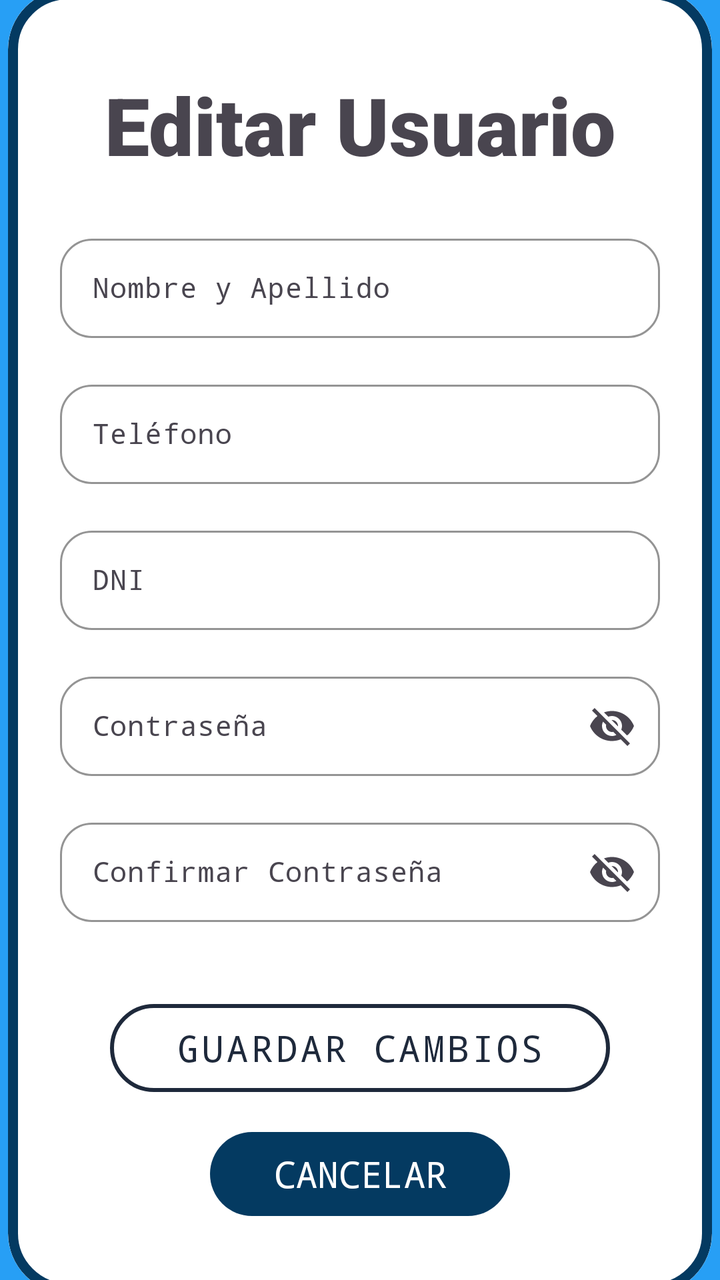
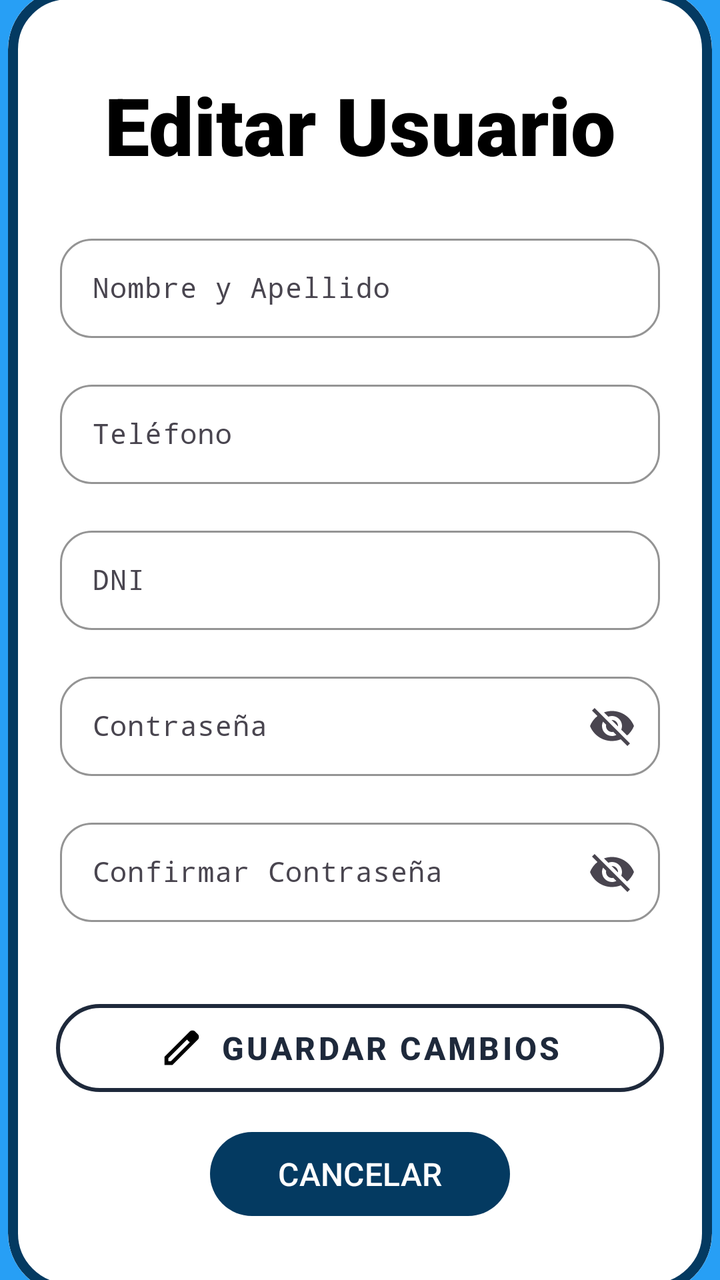

Compare the two renders of this Android layout. The source of the first and the diff that turns it into the second are given below.
<!-- AndroidManifest.xml: application theme Theme.ParkPay -->
<!-- res/layout/activity_editar_usuario.xml -->
<?xml version="1.0" encoding="utf-8"?>
<androidx.constraintlayout.widget.ConstraintLayout xmlns:android="http://schemas.android.com/apk/res/android"
    xmlns:app="http://schemas.android.com/apk/res-auto"
    xmlns:tools="http://schemas.android.com/tools"
    android:id="@+id/main"
    android:layout_width="match_parent"
    android:layout_height="match_parent"
    tools:context=".Editar_Usuario"
    android:background="#279FF5">

    <com.google.android.material.card.MaterialCardView
        style="@style/Widget.Material3.CardView.Outlined"
        android:layout_width="352dp"

        android:layout_height="652dp"
        app:cardBackgroundColor="@android:color/transparent"
        app:cardCornerRadius="30dp"
        app:layout_constraintBottom_toBottomOf="parent"
        app:layout_constraintEnd_toEndOf="parent"
        app:layout_constraintHorizontal_bias="0.491"
        app:layout_constraintStart_toStartOf="parent"
        app:layout_constraintTop_toTopOf="parent"
        app:layout_constraintVertical_bias="0.493"
        app:strokeColor="#043A61"
        app:strokeWidth="5dp">

        <androidx.constraintlayout.widget.ConstraintLayout
            android:layout_width="match_parent"
            android:layout_height="match_parent"
            android:background="@color/white"
            android:padding="16dp">

            <TextView
                android:id="@+id/textView"
                android:layout_width="wrap_content"
                android:layout_height="wrap_content"
                android:layout_marginTop="25dp"
                android:fontFamily="sans-serif-black"
                android:text="@string/user_update"
                android:textSize="40sp"
                app:layout_constraintEnd_toEndOf="parent"
                app:layout_constraintHorizontal_bias="0.502"
                app:layout_constraintStart_toStartOf="parent"
                app:layout_constraintTop_toTopOf="parent" />

            <com.google.android.material.textfield.TextInputLayout
                android:id="@+id/til_name"
                android:layout_width="300dp"
                android:layout_height="55dp"
                android:hint="@string/register_name"
                app:boxBackgroundMode="outline"
                app:boxCornerRadiusBottomEnd="16dp"
                app:boxCornerRadiusBottomStart="16dp"
                app:boxCornerRadiusTopEnd="16dp"
                app:boxCornerRadiusTopStart="16dp"
                app:boxStrokeColor="#1E293B"
                app:hintTextColor="#64748B"
                app:layout_constraintEnd_toEndOf="parent"
                app:layout_constraintStart_toStartOf="parent"
                app:layout_constraintTop_toBottomOf="@+id/textView"
                android:layout_marginTop="25dp">

                <com.google.android.material.textfield.TextInputEditText
                    android:id="@+id/id_text_update_name"
                    android:layout_width="match_parent"
                    android:layout_height="wrap_content"
                    android:fontFamily="monospace"
                    android:inputType="text"
                    android:textColor="#0F172A"
                    android:textColorHint="#64748B"
                    android:textSize="14sp" />
            </com.google.android.material.textfield.TextInputLayout>


            <com.google.android.material.textfield.TextInputLayout
                android:id="@+id/til_phone"
                android:layout_width="300dp"
                android:layout_height="55dp"
                android:layout_marginTop="18dp"
                android:hint="@string/register_number"
                app:boxBackgroundMode="outline"
                app:boxCornerRadiusBottomEnd="16dp"
                app:boxCornerRadiusBottomStart="16dp"
                app:boxCornerRadiusTopEnd="16dp"
                app:boxCornerRadiusTopStart="16dp"
                app:boxStrokeColor="#1E293B"
                app:hintTextColor="#64748B"
                app:layout_constraintEnd_toEndOf="parent"
                app:layout_constraintStart_toStartOf="parent"
                app:layout_constraintTop_toBottomOf="@+id/til_name">

                <com.google.android.material.textfield.TextInputEditText
                    android:id="@+id/id_text_update_phone"
                    android:layout_width="match_parent"
                    android:layout_height="wrap_content"
                    android:inputType="number"
                    android:textColor="#0F172A"
                    android:textColorHint="#64748B"
                    android:textSize="14sp"
                    android:fontFamily="monospace"/>
            </com.google.android.material.textfield.TextInputLayout>

            <com.google.android.material.textfield.TextInputLayout
                android:id="@+id/til_dni"
                android:layout_width="300dp"
                android:layout_height="55dp"
                android:hint="@string/register_dni"
                app:boxBackgroundMode="outline"
                app:boxCornerRadiusBottomEnd="16dp"
                app:boxCornerRadiusBottomStart="16dp"
                app:boxCornerRadiusTopEnd="16dp"
                app:boxCornerRadiusTopStart="16dp"
                app:boxStrokeColor="#1E293B"
                app:hintTextColor="#64748B"
                app:layout_constraintEnd_toEndOf="parent"
                app:layout_constraintStart_toStartOf="parent"
                app:layout_constraintTop_toBottomOf="@+id/til_phone"
                android:layout_marginTop="18dp">

                <com.google.android.material.textfield.TextInputEditText
                    android:id="@+id/id_text_update_dni"
                    android:layout_width="match_parent"
                    android:layout_height="wrap_content"
                    android:fontFamily="monospace"
                    android:inputType="text"
                    android:textColor="#0F172A"
                    android:textColorHint="#64748B"
                    android:textSize="14sp" />
            </com.google.android.material.textfield.TextInputLayout>


            <com.google.android.material.textfield.TextInputLayout
                android:id="@+id/til_passw"
                android:layout_width="300dp"
                android:layout_height="55dp"
                android:hint="@string/login_ph_password"
                app:boxBackgroundMode="outline"
                app:boxCornerRadiusBottomEnd="16dp"
                app:boxCornerRadiusBottomStart="16dp"
                app:boxCornerRadiusTopEnd="16dp"
                app:boxCornerRadiusTopStart="16dp"
                app:boxStrokeColor="#1E293B"
                app:endIconMode="password_toggle"
                app:hintTextColor="#64748B"
                app:layout_constraintEnd_toEndOf="parent"
                app:layout_constraintStart_toStartOf="parent"
                app:layout_constraintTop_toBottomOf="@+id/til_dni"
                android:layout_marginTop="18dp">

                <com.google.android.material.textfield.TextInputEditText
                    android:id="@+id/id_text_update_passw"
                    android:layout_width="match_parent"
                    android:layout_height="wrap_content"
                    android:fontFamily="monospace"
                    android:inputType="text"
                    android:textColor="#0F172A"
                    android:textColorHint="#64748B"
                    android:textSize="14sp" />
            </com.google.android.material.textfield.TextInputLayout>


            <com.google.android.material.textfield.TextInputLayout
                android:id="@+id/til_confPassw"
                android:layout_width="300dp"
                android:layout_height="55dp"
                android:layout_marginTop="18dp"
                android:hint="@string/register_confPassw"
                app:boxBackgroundMode="outline"
                app:boxCornerRadiusBottomEnd="16dp"
                app:boxCornerRadiusBottomStart="16dp"
                app:boxCornerRadiusTopEnd="16dp"
                app:boxCornerRadiusTopStart="16dp"
                app:boxStrokeColor="#1E293B"
                app:endIconMode="password_toggle"
                app:hintTextColor="#64748B"
                app:layout_constraintEnd_toEndOf="parent"
                app:layout_constraintStart_toStartOf="parent"
                app:layout_constraintTop_toBottomOf="@+id/til_passw">

                <com.google.android.material.textfield.TextInputEditText
                    android:id="@+id/id_text_update_confPassw"
                    android:layout_width="match_parent"
                    android:layout_height="wrap_content"
                    android:inputType="text"
                    android:textColor="#0F172A"
                    android:textColorHint="#64748B"
                    android:textSize="14sp"
                    android:fontFamily="monospace"/>
            </com.google.android.material.textfield.TextInputLayout>

            <com.google.android.material.button.MaterialButton
                android:id="@+id/id_bt_update_user"
                style="@style/Widget.MaterialComponents.Button.OutlinedButton"
                android:layout_width="250dp"
                android:layout_height="56dp"
                android:layout_marginHorizontal="8dp"
                android:layout_marginTop="35dp"
                android:fontFamily="monospace"
                android:text="@string/user_update_user"
                android:textAllCaps="true"
                android:textColor="#1E293B"
                android:textSize="18sp"
                app:cornerRadius="28dp"
                app:layout_constraintEnd_toEndOf="parent"
                app:layout_constraintStart_toStartOf="parent"
                app:layout_constraintTop_toBottomOf="@+id/til_confPassw"
                app:strokeColor="#1E293B"
                app:strokeWidth="2dp"
                android:onClick="actualizarUsuario"/>


            <com.google.android.material.button.MaterialButton
                android:id="@+id/id_bt_update_cancel"
                android:layout_width="150dp"
                android:layout_height="50dp"
                android:layout_marginHorizontal="8dp"
                android:fontFamily="monospace"
                android:onClick="cancelarActualizacion"
                android:text="@string/bt_canceled"
                android:textAllCaps="true"
                android:textColor="#FFFFFF"
                android:textSize="18sp"
                app:backgroundTint="#043A61"
                app:cornerRadius="29dp"
                app:elevation="5dp"
                app:layout_constraintEnd_toEndOf="parent"
                app:layout_constraintStart_toStartOf="parent"
                app:layout_constraintTop_toBottomOf="@+id/id_bt_update_user"
                android:layout_marginTop="10dp"/>


        </androidx.constraintlayout.widget.ConstraintLayout>

    </com.google.android.material.card.MaterialCardView>

</androidx.constraintlayout.widget.ConstraintLayout>
<!-- resources referenced by this layout -->
<resources>
  <color name="white">#FFFFFFFF</color>
  <string name="bt_canceled">Cancelar</string>
  <string name="login_ph_password">Contraseña</string>
  <string name="register_confPassw">Confirmar Contraseña</string>
  <string name="register_dni">DNI</string>
  <string name="register_name">Nombre y Apellido</string>
  <string name="register_number">Teléfono</string>
  <string name="user_update">Editar Usuario</string>
  <string name="user_update_user">Guardar Cambios</string>
  <style name="Theme.ParkPay" parent="Base.Theme.ParkPay" />
  <style name="Base.Theme.ParkPay" parent="Theme.Material3.DayNight.NoActionBar">
          
          
      </style>
</resources>

<!-- the commit's change to res/layout/activity_editar_usuario.xml (unified diff, before → after) -->
@@ -41,7 +41,8 @@
                 app:layout_constraintEnd_toEndOf="parent"
                 app:layout_constraintHorizontal_bias="0.502"
                 app:layout_constraintStart_toStartOf="parent"
-                app:layout_constraintTop_toTopOf="parent" />
+                app:layout_constraintTop_toTopOf="parent"
+                android:textColor="@color/black"/>
 
             <com.google.android.material.textfield.TextInputLayout
                 android:id="@+id/til_name"
@@ -68,7 +69,8 @@
                     android:inputType="text"
                     android:textColor="#0F172A"
                     android:textColorHint="#64748B"
-                    android:textSize="14sp" />
+                    android:textSize="14sp"
+                    android:textColorLink="@color/black"/>
             </com.google.android.material.textfield.TextInputLayout>
 
 
@@ -191,22 +193,27 @@
             <com.google.android.material.button.MaterialButton
                 android:id="@+id/id_bt_update_user"
                 style="@style/Widget.MaterialComponents.Button.OutlinedButton"
-                android:layout_width="250dp"
+                android:layout_width="match_parent"
                 android:layout_height="56dp"
                 android:layout_marginHorizontal="8dp"
                 android:layout_marginTop="35dp"
-                android:fontFamily="monospace"
                 android:text="@string/user_update_user"
                 android:textAllCaps="true"
                 android:textColor="#1E293B"
-                android:textSize="18sp"
+                android:textSize="16sp"
                 app:cornerRadius="28dp"
                 app:layout_constraintEnd_toEndOf="parent"
                 app:layout_constraintStart_toStartOf="parent"
                 app:layout_constraintTop_toBottomOf="@+id/til_confPassw"
                 app:strokeColor="#1E293B"
                 app:strokeWidth="2dp"
-                android:onClick="actualizarUsuario"/>
+                android:onClick="actualizarUsuario"
+                app:icon="@drawable/icon_editar"
+                app:iconGravity="textStart"
+                app:iconPadding="8dp"
+                app:iconSize="23dp"
+                app:iconTint="@color/black"
+                android:textStyle="bold"/>
 
 
             <com.google.android.material.button.MaterialButton
@@ -214,12 +221,11 @@
                 android:layout_width="150dp"
                 android:layout_height="50dp"
                 android:layout_marginHorizontal="8dp"
-                android:fontFamily="monospace"
                 android:onClick="cancelarActualizacion"
                 android:text="@string/bt_canceled"
                 android:textAllCaps="true"
                 android:textColor="#FFFFFF"
-                android:textSize="18sp"
+                android:textSize="16sp"
                 app:backgroundTint="#043A61"
                 app:cornerRadius="29dp"
                 app:elevation="5dp"
<!-- resource entries referenced after the edit -->
@@ -1,6 +1,13 @@
 <!-- resources referenced by this layout -->
 <resources>
+  <color name="black">#FF000000</color>
   <color name="white">#FFFFFFFF</color>
+  <!-- drawable icon_editar (drawable) -->
+  <vector xmlns:android="http://schemas.android.com/apk/res/android" android:height="24dp" android:tint="#000000" android:viewportHeight="960" android:viewportWidth="960" android:width="24dp">
+        
+      <path android:fillColor="@android:color/white" android:pathData="M200,760L257,760L648,369L591,312L200,703L200,760ZM120,840L120,670L648,143Q660,132 674.5,126Q689,120 705,120Q721,120 736,126Q751,132 762,144L817,200Q829,211 834.5,226Q840,241 840,256Q840,272 834.5,286.5Q829,301 817,313L290,840L120,840ZM760,256L760,256L704,200L704,200L760,256ZM619,341L591,312L591,312L648,369L648,369L619,341Z"/>
+      
+  </vector>
   <string name="bt_canceled">Cancelar</string>
   <string name="login_ph_password">Contraseña</string>
   <string name="register_confPassw">Confirmar Contraseña</string>
